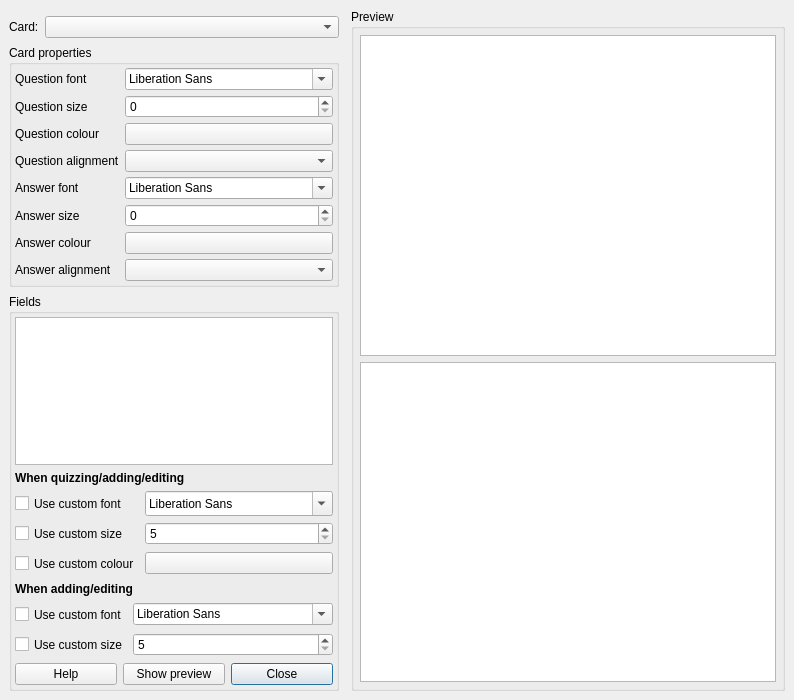
Old version of the form designer/displayproperties.ui in the repository ankitects/anki.
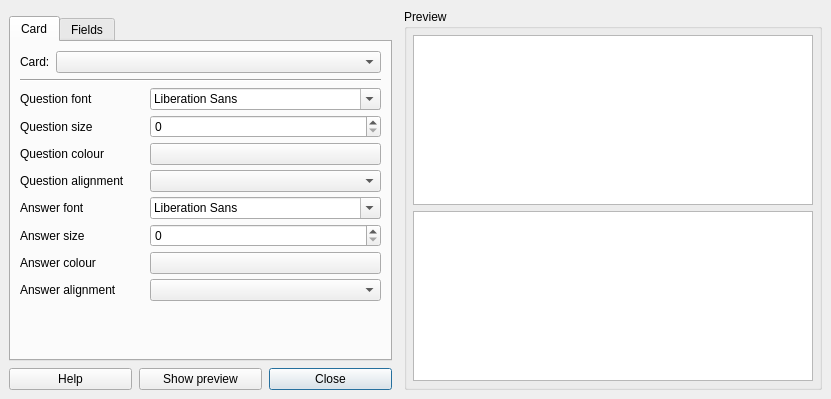
New version of the form. Icons and pictures are not drawn.

Commit message: smaller font properties dialog

```diff
--- a/designer/displayproperties.ui
+++ b/designer/displayproperties.ui
@@ -5,22 +5,16 @@
    <rect>
     <x>0</x>
     <y>0</y>
-    <width>794</width>
-    <height>700</height>
+    <width>763</width>
+    <height>399</height>
    </rect>
   </property>
   <property name="sizePolicy" >
-   <sizepolicy vsizetype="MinimumExpanding" hsizetype="Preferred" >
+   <sizepolicy vsizetype="Expanding" hsizetype="Preferred" >
     <horstretch>0</horstretch>
     <verstretch>0</verstretch>
    </sizepolicy>
   </property>
-  <property name="minimumSize" >
-   <size>
-    <width>0</width>
-    <height>700</height>
-   </size>
-  </property>
   <property name="windowTitle" >
    <string>Fonts &amp; Colours</string>
   </property>
@@ -28,7 +22,7 @@
    <iconset>
     <normaloff>:/icons/fonts.png</normaloff>:/icons/fonts.png</iconset>
   </property>
-  <layout class="QVBoxLayout" >
+  <layout class="QVBoxLayout" name="_3" >
    <property name="spacing" >
     <number>6</number>
    </property>
@@ -46,23 +40,11 @@
      <item row="0" column="0" >
       <widget class="QFrame" name="frame" >
        <property name="sizePolicy" >
-        <sizepolicy vsizetype="Preferred" hsizetype="Fixed" >
+        <sizepolicy vsizetype="Preferred" hsizetype="Preferred" >
          <horstretch>0</horstretch>
          <verstretch>0</verstretch>
         </sizepolicy>
        </property>
-       <property name="minimumSize" >
-        <size>
-         <width>330</width>
-         <height>16</height>
-        </size>
-       </property>
-       <property name="maximumSize" >
-        <size>
-         <width>330</width>
-         <height>16777215</height>
-        </size>
-       </property>
        <property name="frameShape" >
         <enum>QFrame::NoFrame</enum>
        </property>
@@ -84,16 +66,6 @@
           <property name="margin" >
            <number>0</number>
           </property>
-          <item>
-           <layout class="QHBoxLayout" >
-            <property name="spacing" >
-             <number>6</number>
-            </property>
-            <property name="margin" >
-             <number>0</number>
-            </property>
-           </layout>
-          </item>
           <item>
            <widget class="QWidget" native="1" name="modelArea" />
           </item>
@@ -105,7 +77,37 @@
             <property name="spacing" >
              <number>6</number>
             </property>
-            <item row="1" column="0" >
+           </layout>
+          </item>
+          <item>
+           <layout class="QVBoxLayout" name="verticalLayout_3" >
+            <item>
+             <widget class="QTabWidget" name="tabWidget" >
+              <property name="sizePolicy" >
+               <sizepolicy vsizetype="Expanding" hsizetype="Preferred" >
+                <horstretch>0</horstretch>
+                <verstretch>0</verstretch>
+               </sizepolicy>
+              </property>
+              <property name="currentIndex" >
+               <number>0</number>
+              </property>
+              <widget class="QWidget" name="tab" >
+               <property name="geometry" >
+                <rect>
+                 <x>0</x>
+                 <y>0</y>
+                 <width>297</width>
+                 <height>289</height>
+                </rect>
+               </property>
+               <attribute name="title" >
+                <string>Card</string>
+               </attribute>
+               <layout class="QVBoxLayout" name="verticalLayout" >
+                <item>
+                 <layout class="QHBoxLayout" name="horizontalLayout_2" >
+                  <item>
              <widget class="QLabel" name="label_3" >
               <property name="sizePolicy" >
                <sizepolicy vsizetype="Preferred" hsizetype="Fixed" >
@@ -118,25 +120,20 @@
               </property>
              </widget>
             </item>
-            <item row="1" column="1" >
+                  <item>
              <widget class="QComboBox" name="cardList" />
             </item>
            </layout>
           </item>
           <item>
-           <widget class="QGroupBox" name="groupBox_5" >
-            <property name="title" >
-             <string>Card properties</string>
-            </property>
-            <layout class="QVBoxLayout" >
-             <property name="spacing" >
-              <number>6</number>
-             </property>
-             <property name="margin" >
-              <number>3</number>
-             </property>
+                 <widget class="Line" name="line" >
+                  <property name="orientation" >
+                   <enum>Qt::Horizontal</enum>
+                  </property>
+                 </widget>
+                </item>
              <item>
-              <layout class="QGridLayout" >
+                 <layout class="QGridLayout" name="_2" >
                <property name="margin" >
                 <number>0</number>
                </property>
@@ -252,23 +249,36 @@
                  </property>
                 </widget>
                </item>
+                  <item row="8" column="0" >
+                   <spacer name="verticalSpacer" >
+                    <property name="orientation" >
+                     <enum>Qt::Vertical</enum>
+                    </property>
+                    <property name="sizeHint" stdset="0" >
+                     <size>
+                      <width>20</width>
+                      <height>40</height>
+                     </size>
+                    </property>
+                   </spacer>
+                  </item>
               </layout>
              </item>
             </layout>
            </widget>
-          </item>
-          <item>
-           <widget class="QGroupBox" name="groupBox" >
-            <property name="title" >
+              <widget class="QWidget" name="tab_2" >
+               <property name="geometry" >
+                <rect>
+                 <x>0</x>
+                 <y>0</y>
+                 <width>297</width>
+                 <height>437</height>
+                </rect>
+               </property>
+               <attribute name="title" >
              <string>Fields</string>
-            </property>
-            <layout class="QVBoxLayout" >
-             <property name="spacing" >
-              <number>6</number>
-             </property>
-             <property name="margin" >
-              <number>3</number>
-             </property>
+               </attribute>
+               <layout class="QVBoxLayout" name="verticalLayout_2" >
              <item>
               <widget class="QListWidget" name="fieldList" >
                <property name="sizePolicy" >
@@ -293,7 +303,7 @@
               </widget>
              </item>
              <item>
-              <layout class="QGridLayout" >
+                 <layout class="QGridLayout" name="_4" >
                <property name="margin" >
                 <number>0</number>
                </property>
@@ -400,7 +410,7 @@
               </widget>
              </item>
              <item>
-              <layout class="QGridLayout" >
+                 <layout class="QGridLayout" name="_5" >
                <property name="margin" >
                 <number>0</number>
                </property>
@@ -468,6 +478,23 @@
               </layout>
              </item>
              <item>
+                 <spacer name="verticalSpacer_2" >
+                  <property name="orientation" >
+                   <enum>Qt::Vertical</enum>
+                  </property>
+                  <property name="sizeHint" stdset="0" >
+                   <size>
+                    <width>20</width>
+                    <height>40</height>
+                   </size>
+                  </property>
+                 </spacer>
+                </item>
+               </layout>
+              </widget>
+             </widget>
+            </item>
+            <item>
               <layout class="QHBoxLayout" name="horizontalLayout" >
                <item>
                 <widget class="QPushButton" name="helpButton" >
@@ -502,7 +529,6 @@
               </layout>
              </item>
             </layout>
-           </widget>
           </item>
          </layout>
         </item>
@@ -524,7 +550,7 @@
         <item>
          <widget class="QTextEdit" name="question" >
           <property name="sizePolicy" >
-           <sizepolicy vsizetype="MinimumExpanding" hsizetype="Expanding" >
+           <sizepolicy vsizetype="Expanding" hsizetype="Expanding" >
             <horstretch>0</horstretch>
             <verstretch>0</verstretch>
            </sizepolicy>
@@ -543,7 +569,7 @@
         <item>
          <widget class="QTextEdit" name="answer" >
           <property name="sizePolicy" >
-           <sizepolicy vsizetype="MinimumExpanding" hsizetype="Expanding" >
+           <sizepolicy vsizetype="Expanding" hsizetype="Expanding" >
             <horstretch>0</horstretch>
             <verstretch>0</verstretch>
            </sizepolicy>
```
Left out of the diff: 108 changed lines with no effect on the pictures. Lines whose indentation alone changed are shown as unchanged. The commit also changes 2 other files.
